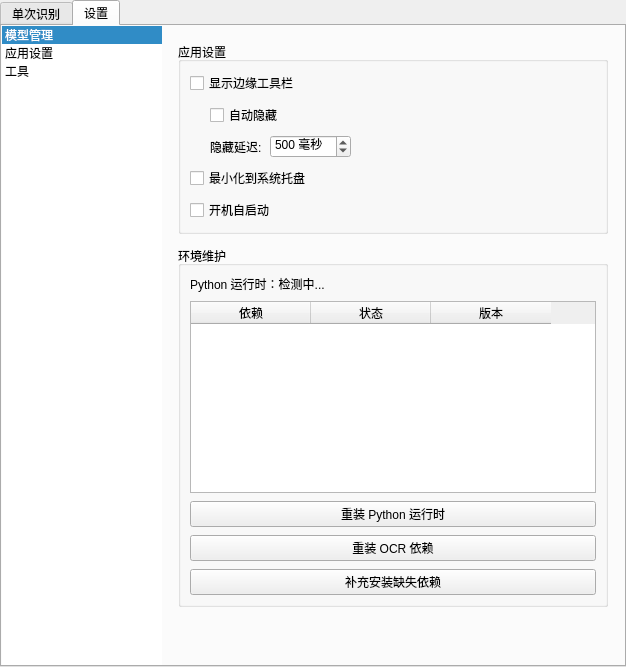
Before: the Qt Designer form src/vibeocr/ui/main_window.ui in FelixJI/VibeOCR, drawn with Qt 5.
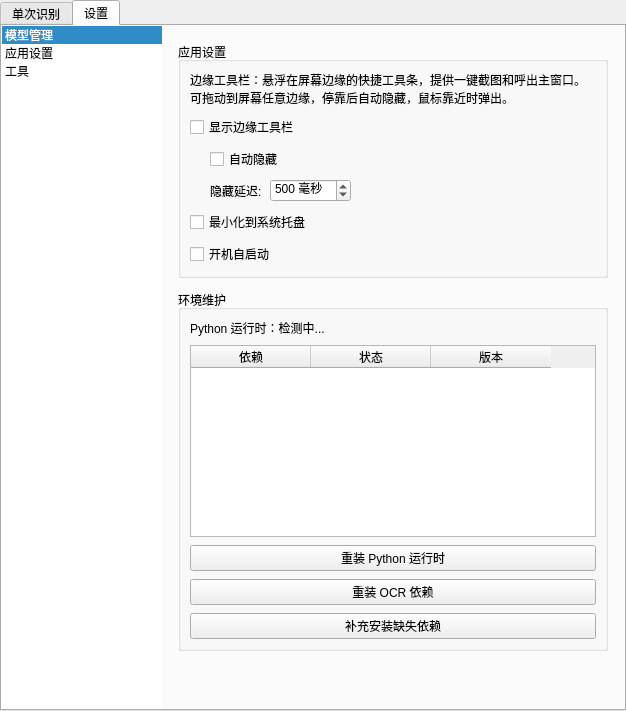
After: the same form once the commit is applied. The open tabs and pages were chosen to show the change. Custom widgets are drawn as their Qt base class.

Commit message: perf(pack): 去掉 UPX 压缩提速启动 + 工具栏说明 + compile_ui 修复

```diff
--- a/src/vibeocr/ui/main_window.ui
+++ b/src/vibeocr/ui/main_window.ui
@@ -479,6 +479,16 @@
               <property name="spacing">
                <number>8</number>
               </property>
+              <item>
+               <widget class="QLabel" name="labelToolbarDesc">
+                <property name="text">
+                 <string>边缘工具栏：悬浮在屏幕边缘的快捷工具条，提供一键截图和呼出主窗口。可拖动到屏幕任意边缘，停靠后自动隐藏，鼠标靠近时弹出。</string>
+                </property>
+                <property name="wordWrap">
+                 <bool>true</bool>
+                </property>
+               </widget>
+              </item>
               <item>
                <widget class="QCheckBox" name="chkShowToolbar">
                 <property name="toolTip">
```
The commit also changes 4 other files.
